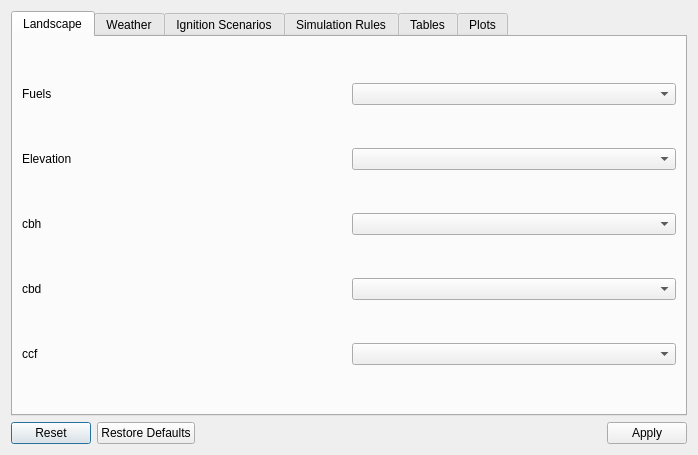
The window that qgis/fire2am/fire2am_dialog_base.ui (fdobad/fire2gui) describes before a commit, drawn with Qt 5.
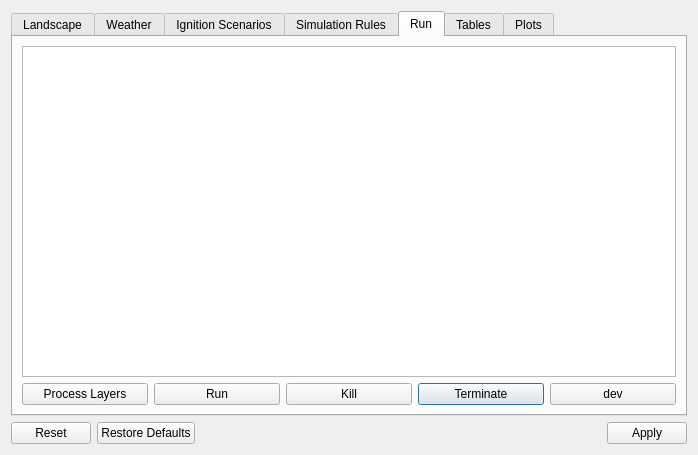
The same window after the commit. The open tabs and pages were chosen to show the change. Custom widgets are drawn as their Qt base class.

Commit message: QProcess to run cell2fire

What changed in the file:
```diff
--- a/qgis/fire2am/fire2am_dialog_base.ui
+++ b/qgis/fire2am/fire2am_dialog_base.ui
@@ -331,6 +331,51 @@
        </item>
       </layout>
      </widget>
+     <widget class="QWidget" name="tab_2">
+      <attribute name="title">
+       <string>Run</string>
+      </attribute>
+      <layout class="QGridLayout" name="gridLayout">
+       <item row="1" column="3">
+        <widget class="QPushButton" name="pushButton_terminate">
+         <property name="text">
+          <string>Terminate</string>
+         </property>
+        </widget>
+       </item>
+       <item row="1" column="0">
+        <widget class="QPushButton" name="pushButton_processLayers">
+         <property name="text">
+          <string>Process Layers</string>
+         </property>
+        </widget>
+       </item>
+       <item row="1" column="1">
+        <widget class="QPushButton" name="pushButton_run">
+         <property name="text">
+          <string>Run</string>
+         </property>
+        </widget>
+       </item>
+       <item row="1" column="2">
+        <widget class="QPushButton" name="pushButton_kill">
+         <property name="text">
+          <string>Kill</string>
+         </property>
+        </widget>
+       </item>
+       <item row="1" column="4">
+        <widget class="QPushButton" name="pushButton_dev">
+         <property name="text">
+          <string>dev</string>
+         </property>
+        </widget>
+       </item>
+       <item row="0" column="0" colspan="5">
+        <widget class="QPlainTextEdit" name="plainTextEdit"/>
+       </item>
+      </layout>
+     </widget>
      <widget class="QWidget" name="tab_results">
       <attribute name="title">
        <string>Tables</string>
```
Left out of the diff: 18 changed lines with no effect on the pictures. The commit also changes 25 other files.
